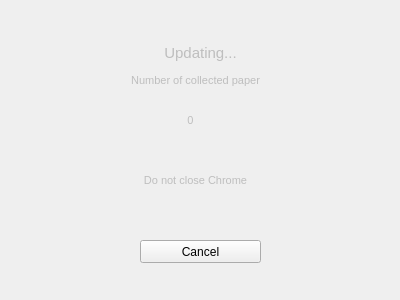
The window that resources/qt/updating.ui (chois11/7071CEM-R) describes before a commit, drawn with Qt 5.
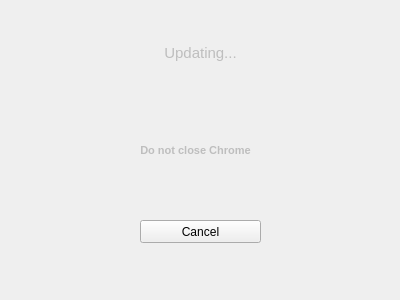
The same window after the commit.

The edit to the form file:
```diff
--- a/resources/qt/updating.ui
+++ b/resources/qt/updating.ui
@@ -46,7 +46,7 @@
    <property name="geometry">
     <rect>
      <x>140</x>
-     <y>240</y>
+     <y>220</y>
      <width>121</width>
      <height>23</height>
     </rect>
@@ -62,7 +62,7 @@
    <property name="geometry">
     <rect>
      <x>110</x>
-     <y>70</y>
+     <y>140</y>
      <width>171</width>
      <height>31</height>
     </rect>
@@ -81,67 +81,7 @@
 &lt;html&gt;&lt;head&gt;&lt;meta name=&quot;qrichtext&quot; content=&quot;1&quot; /&gt;&lt;style type=&quot;text/css&quot;&gt;
 p, li { white-space: pre-wrap; }
 &lt;/style&gt;&lt;/head&gt;&lt;body style=&quot; font-family:'MS Shell Dlg 2'; font-size:8.25pt; font-weight:400; font-style:normal;&quot;&gt;
-&lt;p align=&quot;center&quot; style=&quot; margin-top:0px; margin-bottom:0px; margin-left:0px; margin-right:0px; -qt-block-indent:0; text-indent:0px;&quot;&gt;Number of collected paper&lt;/p&gt;&lt;/body&gt;&lt;/html&gt;</string>
-   </property>
-  </widget>
-  <widget class="QTextBrowser" name="noOfPaper">
-   <property name="enabled">
-    <bool>false</bool>
-   </property>
-   <property name="geometry">
-    <rect>
-     <x>140</x>
-     <y>110</y>
-     <width>101</width>
-     <height>31</height>
-    </rect>
-   </property>
-   <property name="frameShape">
-    <enum>QFrame::NoFrame</enum>
-   </property>
-   <property name="markdown">
-    <string>0
-
-</string>
-   </property>
-   <property name="html">
-    <string>&lt;!DOCTYPE HTML PUBLIC &quot;-//W3C//DTD HTML 4.0//EN&quot; &quot;http://www.w3.org/TR/REC-html40/strict.dtd&quot;&gt;
-&lt;html&gt;&lt;head&gt;&lt;meta name=&quot;qrichtext&quot; content=&quot;1&quot; /&gt;&lt;style type=&quot;text/css&quot;&gt;
-p, li { white-space: pre-wrap; }
-&lt;/style&gt;&lt;/head&gt;&lt;body style=&quot; font-family:'MS Shell Dlg 2'; font-size:8.25pt; font-weight:400; font-style:normal;&quot;&gt;
-&lt;p align=&quot;center&quot; style=&quot; margin-top:0px; margin-bottom:0px; margin-left:0px; margin-right:0px; -qt-block-indent:0; text-indent:0px;&quot;&gt;&lt;span style=&quot; font-family:'Calibri';&quot;&gt;0&lt;/span&gt;&lt;/p&gt;&lt;/body&gt;&lt;/html&gt;</string>
-   </property>
-   <property name="placeholderText">
-    <string>0</string>
-   </property>
-  </widget>
-  <widget class="QTextBrowser" name="settings_3">
-   <property name="enabled">
-    <bool>false</bool>
-   </property>
-   <property name="geometry">
-    <rect>
-     <x>110</x>
-     <y>170</y>
-     <width>171</width>
-     <height>31</height>
-    </rect>
-   </property>
-   <property name="mouseTracking">
-    <bool>false</bool>
-   </property>
-   <property name="acceptDrops">
-    <bool>false</bool>
-   </property>
-   <property name="frameShape">
-    <enum>QFrame::NoFrame</enum>
-   </property>
-   <property name="html">
-    <string>&lt;!DOCTYPE HTML PUBLIC &quot;-//W3C//DTD HTML 4.0//EN&quot; &quot;http://www.w3.org/TR/REC-html40/strict.dtd&quot;&gt;
-&lt;html&gt;&lt;head&gt;&lt;meta name=&quot;qrichtext&quot; content=&quot;1&quot; /&gt;&lt;style type=&quot;text/css&quot;&gt;
-p, li { white-space: pre-wrap; }
-&lt;/style&gt;&lt;/head&gt;&lt;body style=&quot; font-family:'MS Shell Dlg 2'; font-size:8.25pt; font-weight:400; font-style:normal;&quot;&gt;
-&lt;p align=&quot;center&quot; style=&quot; margin-top:0px; margin-bottom:0px; margin-left:0px; margin-right:0px; -qt-block-indent:0; text-indent:0px;&quot;&gt;Do not close Chrome&lt;/p&gt;&lt;/body&gt;&lt;/html&gt;</string>
+&lt;p align=&quot;center&quot; style=&quot; margin-top:0px; margin-bottom:0px; margin-left:0px; margin-right:0px; -qt-block-indent:0; text-indent:0px;&quot;&gt;&lt;span style=&quot; font-weight:600;&quot;&gt;Do not close Chrome&lt;/span&gt;&lt;/p&gt;&lt;/body&gt;&lt;/html&gt;</string>
    </property>
   </widget>
  </widget>
```
Left out of the diff: 6 changed lines with no effect on the pictures.
